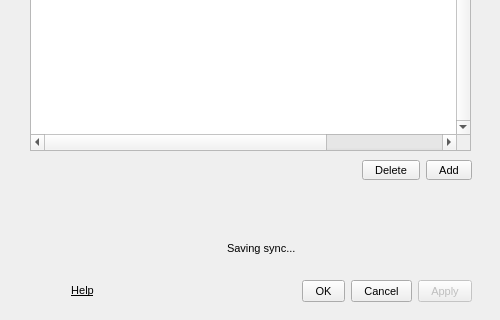
This is src/MEGASync/gui/win/SettingsDialog.ui in meganz/MEGAsync as Qt 5 draws it before an edit; both pictures show x 0 to 500 and y 280 to 600 of the 500 by 600 pixel window. The edited form follows.
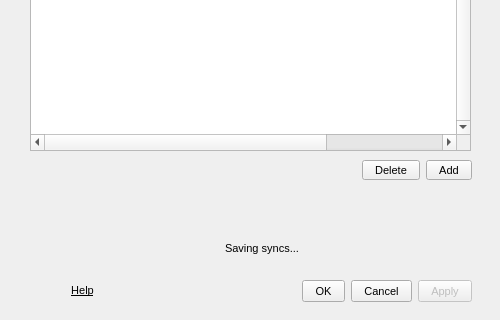
This is the edited form. The open tabs and pages were chosen to show the change. Icons and pictures are not drawn. Custom widgets are drawn as their Qt base class.

```diff
--- a/src/MEGASync/gui/win/SettingsDialog.ui
+++ b/src/MEGASync/gui/win/SettingsDialog.ui
@@ -2318,7 +2318,7 @@
              <item>
               <widget class="QLabel" name="lSavingSyncs">
                <property name="text">
-                <string>Saving sync...</string>
+                <string>Saving syncs...</string>
                </property>
               </widget>
              </item>
```
